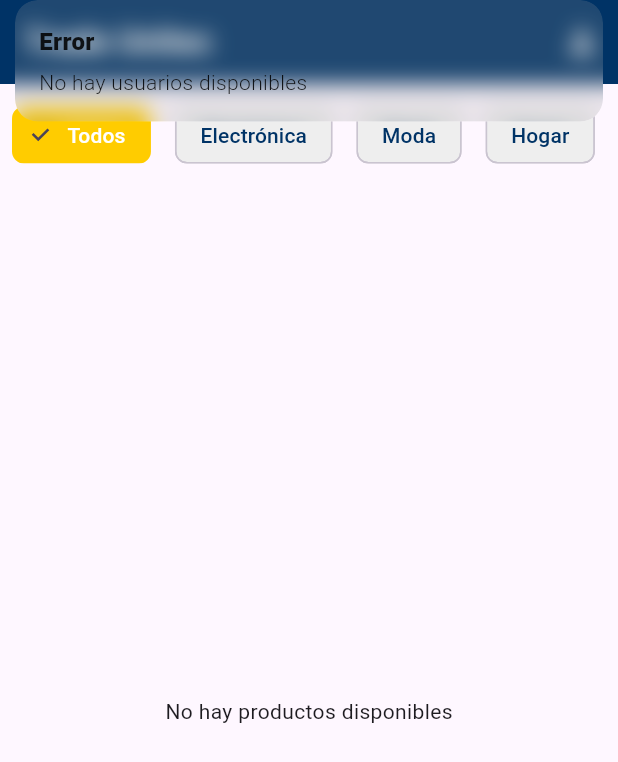
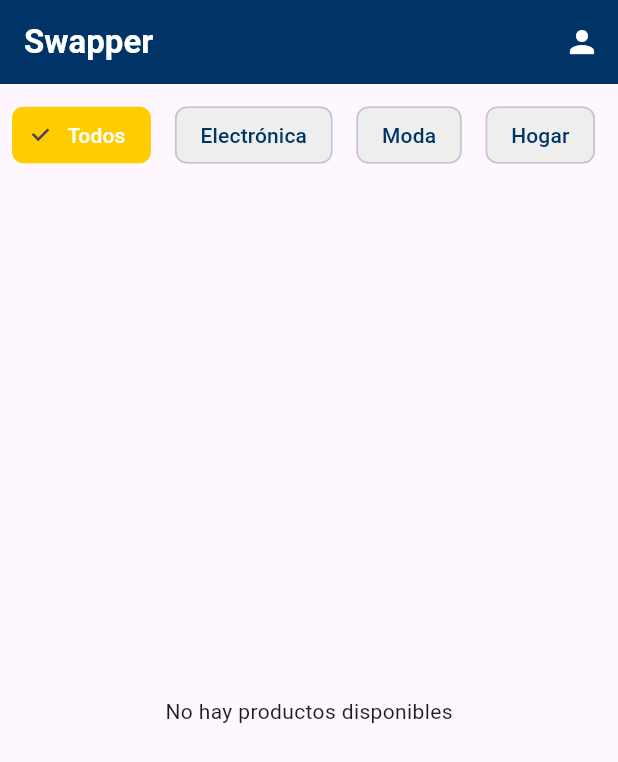
Before and after one commit to DanielGiron20/TradeUnitec, a Flutter app: the first screen one second after launch, on a phone screen of 412 x 824 dp. Shown: the top 762 px of the screen. Run offline on Flutter 3.47's test engine with Material 3 defaults, Android fonts, the light colour scheme and no system bars; our stand-ins replace cloud_firestore, firebase_auth, firebase_core, firebase_storage, font_awesome_flutter, get and 2 more; missing offline and left inert: google_mlkit_text_recognition; accounts and stored records are empty.

Commit message:
Last change

```diff
--- a/lib/pantallas/pantalla_principal.dart
+++ b/lib/pantallas/pantalla_principal.dart
@@ -37,7 +37,6 @@ class _PantallaPrincipalState extends State<PantallaPrincipal> {
         Get.snackbar("Bienvenido", "Bienvenido ${currentUser.name}");
       } else {
         print("No hay usuarios disponibles");
-        Get.snackbar("Error", "No hay usuarios disponibles");
       }
     } catch (e) {
       print("Error al obtener el usuario: $e");
@@ -50,13 +49,13 @@ class _PantallaPrincipalState extends State<PantallaPrincipal> {
     home: Scaffold(
       appBar: AppBar(
         title: const Text(
-          'Trade Unitec',
+          'Swapper',
           style: TextStyle(
-            color: Colors.white, // Texto blanco para contrastar con el azul
+            color: Colors.white,
             fontWeight: FontWeight.bold,
           ),
         ),
-        backgroundColor: const Color(0xFF003366), // Azul Unitec
+        backgroundColor: const Color(0xFF003366),
         actions: [
           isLogged
               ? GestureDetector(
@@ -69,7 +68,7 @@ class _PantallaPrincipalState extends State<PantallaPrincipal> {
                   ),
                 )
               : IconButton(
-                  icon: const Icon(Icons.person, color: Colors.white), // Icono blanco
+                  icon: const Icon(Icons.person, color: Colors.white),
                   tooltip: 'Iniciar sesión',
                   onPressed: () {
                     Navigator.pushNamed(context, MyRoutes.Login.name).then((value) {
```
